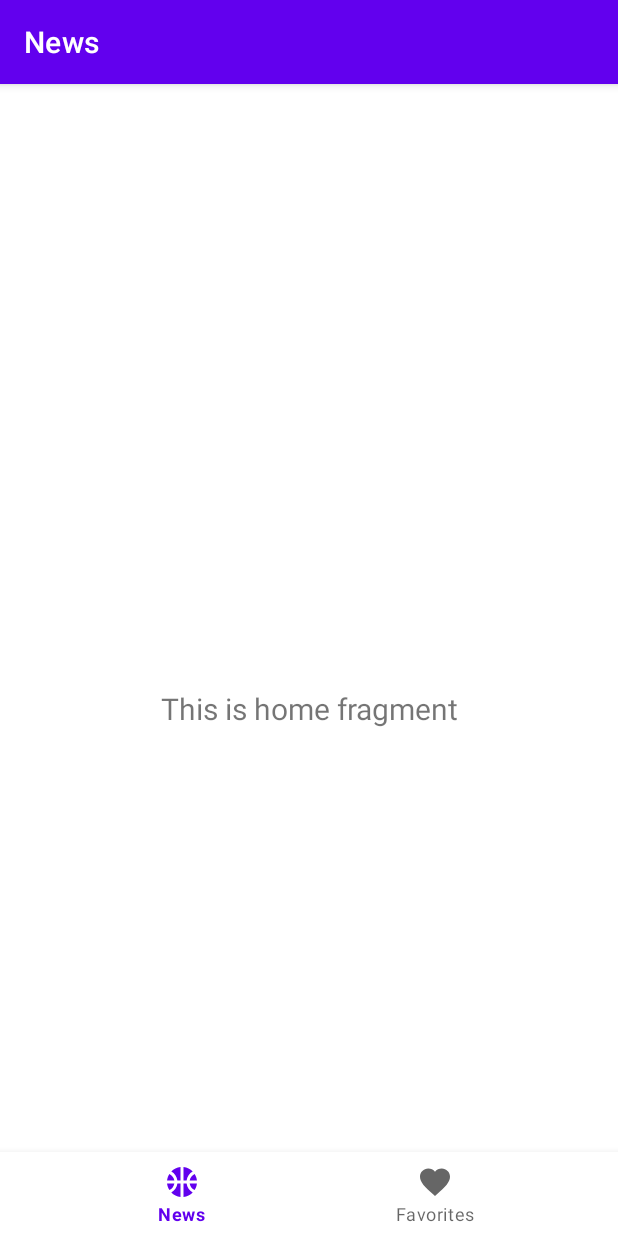
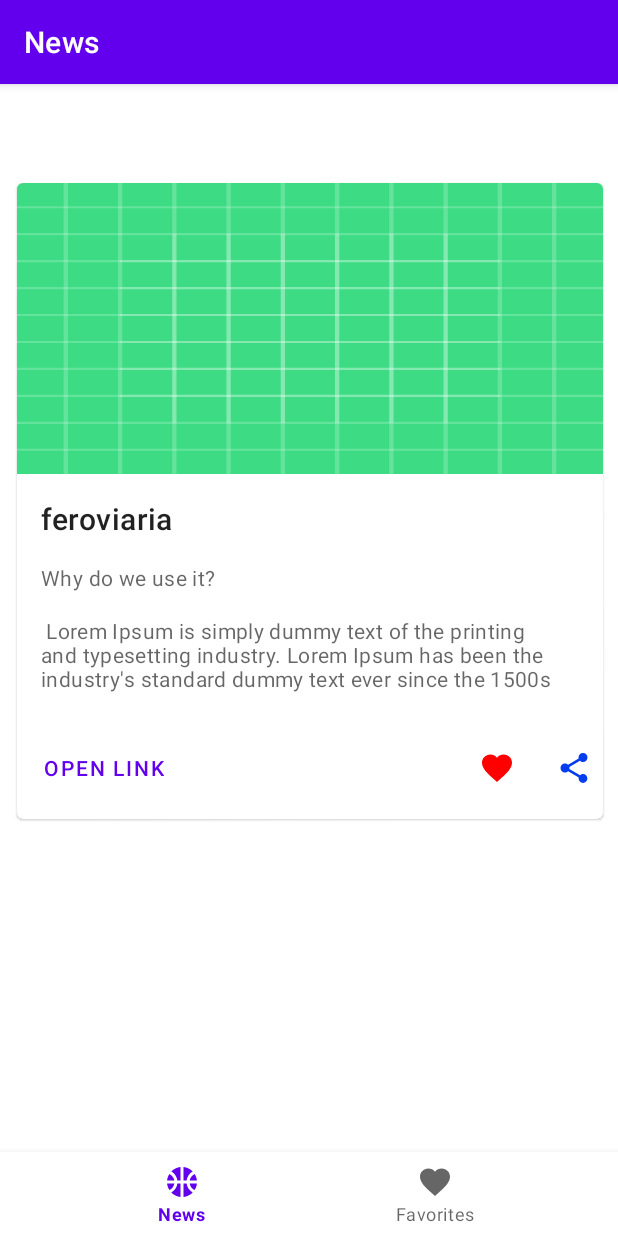
Before and after one commit to JorgeTranin/SoccerNews, an Android app: the screen it shows after launch (MainActivity), on a phone screen of 412 x 824 dp. Run offline under Robolectric (Android 15) with nearby library versions, the phone set to English and light mode, and no system bars; our stand-ins replace navigation-ui.

Commit message:
Implementação recyclerView

```diff
--- /dev/null
+++ b/app/src/main/java/com/soccernews/domain/News.java
@@ -0,0 +1,37 @@
+package com.soccernews.domain;
+
+public class News {
+    private String title;
+    private String description;
+    private String textNew;
+
+    public News(String title, String description, String textNew) {
+        this.title = title;
+        this.description = description;
+        this.textNew = textNew;
+    }
+
+    public String getTitle() {
+        return title;
+    }
+
+    public void setTitle(String title) {
+        this.title = title;
+    }
+
+    public String getDescription() {
+        return description;
+    }
+
+    public void setDescription(String description) {
+        this.description = description;
+    }
+
+    public String getTextNew() {
+        return textNew;
+    }
+
+    public void setTextNew(String textNew) {
+        this.textNew = textNew;
+    }
+}
--- a/app/src/main/java/com/soccernews/ui/news/NewsFragment.java
+++ b/app/src/main/java/com/soccernews/ui/news/NewsFragment.java
@@ -4,13 +4,14 @@ import android.os.Bundle;
 import android.view.LayoutInflater;
 import android.view.View;
 import android.view.ViewGroup;
-import android.widget.TextView;
 
 import androidx.annotation.NonNull;
 import androidx.fragment.app.Fragment;
 import androidx.lifecycle.ViewModelProvider;
+import androidx.recyclerview.widget.LinearLayoutManager;
 
 import com.soccernews.databinding.FragmentNewsBinding;
+import com.soccernews.ui.news.adapternews.NewsAdapter;
 
 public class NewsFragment extends Fragment {
 
@@ -22,8 +23,14 @@ public class NewsFragment extends Fragment {
         binding = FragmentNewsBinding.inflate(inflater, container, false);
         View root = binding.getRoot();
 
-        final TextView textView = binding.textNews;
-        newsViewModel.getText().observe(getViewLifecycleOwner(), textView::setText);
+
+        //set de um layout para minha recycler view
+        binding.rvNews.setLayoutManager(new LinearLayoutManager(getContext()));
+
+        newsViewModel.getNews().observe(getViewLifecycleOwner(), news -> {
+            //passa para meu adapter a lista a ser consumida
+            binding.rvNews.setAdapter(new NewsAdapter(news));
+        });
         return root;
     }
 
--- a/app/src/main/java/com/soccernews/ui/news/NewsViewModel.java
+++ b/app/src/main/java/com/soccernews/ui/news/NewsViewModel.java
@@ -1,19 +1,29 @@
 package com.soccernews.ui.news;
 
-import androidx.lifecycle.LiveData;
 import androidx.lifecycle.MutableLiveData;
 import androidx.lifecycle.ViewModel;
 
+import com.soccernews.domain.News;
+
+import java.util.ArrayList;
+import java.util.List;
+
 public class NewsViewModel extends ViewModel {
 
-    private final MutableLiveData<String> mText;
+    private final MutableLiveData<List<News>> mNews;
 
     public NewsViewModel() {
-        mText = new MutableLiveData<>();
-        mText.setValue("This is home fragment");
+        this.mNews = new MutableLiveData<>();
+        List<News> news = new ArrayList<>();
+        news.add(new News("feroviaria", "Why do we use it?", " Lorem Ipsum is simply dummy text of the printing and typesetting industry. Lorem Ipsum has been the industry's standard dummy text ever since the 1500s"));
+        news.add(new News("santos", "Where can I get some?", " It is a long established fact that a reader will be distracted by the readable content of a page when looking at its layout. The point of using Lorem Ipsum is that it has a more-or-less normal distribution of letters, as opposed to using"));
+        news.add(new News("flamengo", "Where does it come from?", " There are many variations of passages of Lorem Ipsum available, but the majority have suffered alteration in some form, by injected humour, or randomised words which don't look even slightly believable. If you are going to use a passage of Lorem Ipsum, you need to be sure there isn't anything embarrassing hidden in the middle of text. All the L"));
+
+        this.mNews.setValue(news);
     }
 
-    public LiveData<String> getText() {
-        return mText;
+    public MutableLiveData<List<News>> getNews() {
+
+        return mNews;
     }
 }
--- /dev/null
+++ b/app/src/main/java/com/soccernews/ui/news/adapternews/NewsAdapter.java
@@ -0,0 +1,56 @@
+package com.soccernews.ui.news.adapternews;
+
+import android.content.Context;
+import android.view.LayoutInflater;
+import android.view.ViewGroup;
+
+import androidx.annotation.NonNull;
+import androidx.recyclerview.widget.RecyclerView;
+
+import com.soccernews.databinding.ItemNewsBinding;
+import com.soccernews.domain.News;
+
+import java.util.List;
+
+public class NewsAdapter extends RecyclerView.Adapter<NewsAdapter.ViewHolder> {
+    //Lista de noticias
+    private List<News> news;
+
+    public NewsAdapter(List<News> news) {
+        this.news = news;
+    }
+
+    @NonNull
+    @Override
+    public ViewHolder onCreateViewHolder(@NonNull ViewGroup parent, int viewType) {
+        LayoutInflater layoutInflater = LayoutInflater.from(parent.getContext());
+        ItemNewsBinding binding = ItemNewsBinding.inflate(layoutInflater, parent, false);
+        return new ViewHolder(binding);
+
+    }
+
+    @Override
+    public void onBindViewHolder(@NonNull ViewHolder holder, int position) {
+        News news = this.news.get(position);
+        Context context = holder.itemView.getContext();
+
+        holder.binding.tvTitleNew.setText(news.getTitle());
+        holder.binding.tvDescripition.setText(news.getDescription());
+        holder.binding.tvTextNew.setText(news.getTextNew());
+
+    }
+
+    @Override
+    public int getItemCount() {
+        return this.news.size();
+    }
+
+    public static class ViewHolder extends RecyclerView.ViewHolder {
+        private final ItemNewsBinding binding;
+
+        public ViewHolder(ItemNewsBinding binding) {
+            super(binding.getRoot());
+            this.binding = binding;
+        }
+    }
+}
--- a/app/src/main/res/layout/fragment_news.xml
+++ b/app/src/main/res/layout/fragment_news.xml
@@ -6,17 +6,14 @@
     android:layout_height="match_parent"
     tools:context=".ui.news.NewsFragment">
 
-    <TextView
-        android:id="@+id/text_news"
+    <androidx.recyclerview.widget.RecyclerView
+        android:id="@+id/rv_news"
         android:layout_width="match_parent"
-        android:layout_height="wrap_content"
-        android:layout_marginStart="8dp"
-        android:layout_marginTop="8dp"
-        android:layout_marginEnd="8dp"
-        android:textAlignment="center"
-        android:textSize="20sp"
+        android:layout_height="match_parent"
+        android:layout_marginStart="1dp"
         app:layout_constraintBottom_toBottomOf="parent"
         app:layout_constraintEnd_toEndOf="parent"
         app:layout_constraintStart_toStartOf="parent"
-        app:layout_constraintTop_toTopOf="parent" />
+        app:layout_constraintTop_toTopOf="parent"
+        tools:listitem="@layout/item_news" />
 </androidx.constraintlayout.widget.ConstraintLayout>
--- a/app/src/main/res/layout/item_news.xml
+++ b/app/src/main/res/layout/item_news.xml
@@ -11,9 +11,8 @@
         android:layout_width="match_parent"
         android:layout_height="wrap_content"
         android:layout_margin="10dp"
-        android:layout_marginStart="10dp"
         android:layout_marginEnd="9dp"
-        android:elevation="2dp"
+        android:elevation="8dp"
         app:layout_constraintEnd_toEndOf="parent"
         app:layout_constraintStart_toStartOf="parent"
         app:layout_constraintTop_toTopOf="parent">
@@ -81,24 +80,24 @@
                     android:layout_height="wrap_content"
                     android:layout_marginStart="10dp"
                     android:layout_marginEnd="8dp"
-                    android:text="@string/action_1" />
+                    android:text="@string/Open_link" />
 
 
-                <ImageView
+                <androidx.appcompat.widget.AppCompatImageButton
                     android:id="@+id/iv_favorite"
+                    style="?attr/buttonBarButtonStyle"
                     android:layout_width="51dp"
                     android:layout_height="wrap_content"
                     android:layout_marginStart="180dp"
-                    android:layout_marginTop="15dp"
                     android:contentDescription="@string/botao_favoritar"
                     app:srcCompat="@drawable/ic_favorite" />
 
-                <ImageView
+                <androidx.appcompat.widget.AppCompatImageButton
                     android:id="@+id/iv_compartilhar"
+                    style="?attr/buttonBarButtonStyle"
                     android:layout_width="39dp"
                     android:layout_height="wrap_content"
                     android:layout_marginStart="6dp"
-                    android:layout_marginTop="15dp"
                     android:contentDescription="@string/botao_de_compartilhar"
                     app:srcCompat="@drawable/ic_share" />
 
--- a/app/src/main/res/values/strings.xml
+++ b/app/src/main/res/values/strings.xml
@@ -5,7 +5,7 @@
     <string name="title_new">Title</string>
     <string name="description_new">descripition</string>
     <string name="text_new">Text new</string>
-    <string name="action_1">action</string>
+    <string name="Open_link">Open Link</string>
     <string name="action_2">action</string>
     <string name="botao_de_compartilhar">botao de compartilhar</string>
     <string name="botao_favoritar">botao de favoritar</string>
```
